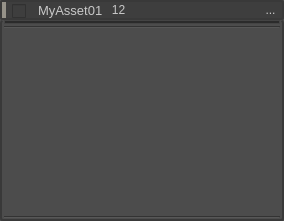
Qt form library/ui/asset_delegate.ui (swillisart/Relic) before a commit.
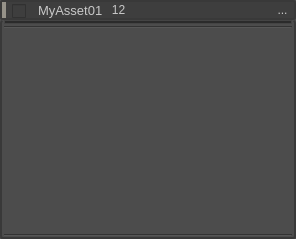
The same form after that commit. Icons and pictures are not drawn.

The edit to the form file:
```diff
--- a/library/ui/asset_delegate.ui
+++ b/library/ui/asset_delegate.ui
@@ -6,8 +6,8 @@
    <rect>
     <x>0</x>
     <y>0</y>
-    <width>284</width>
-    <height>221</height>
+    <width>296</width>
+    <height>239</height>
    </rect>
   </property>
   <property name="sizePolicy">
```
